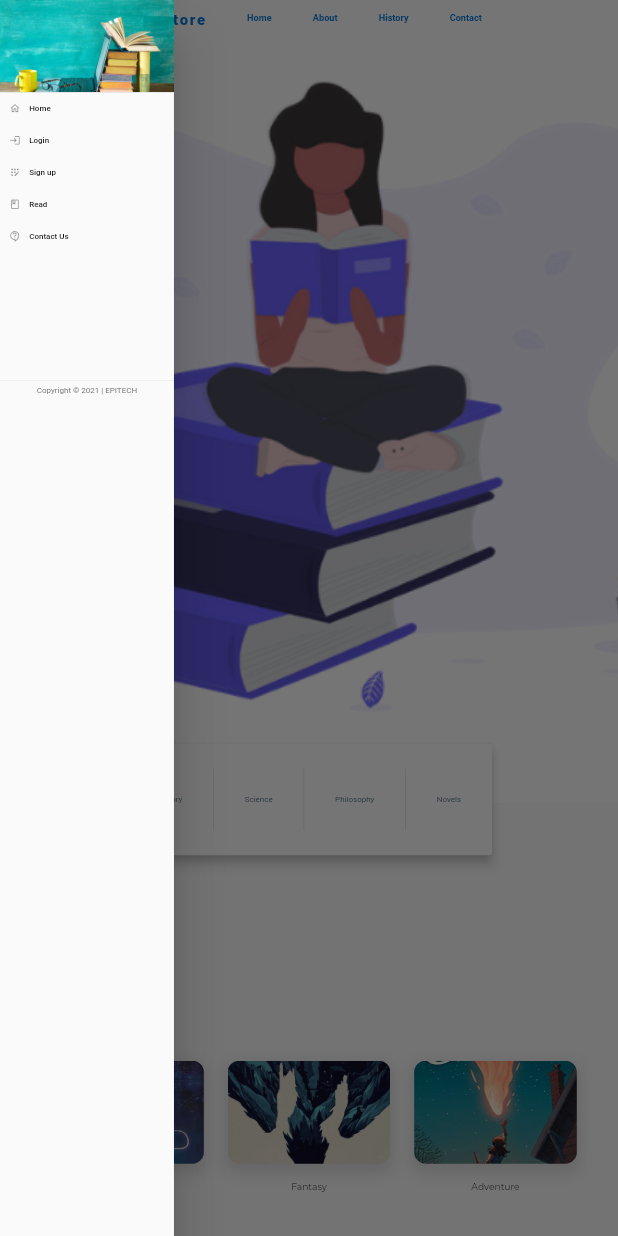
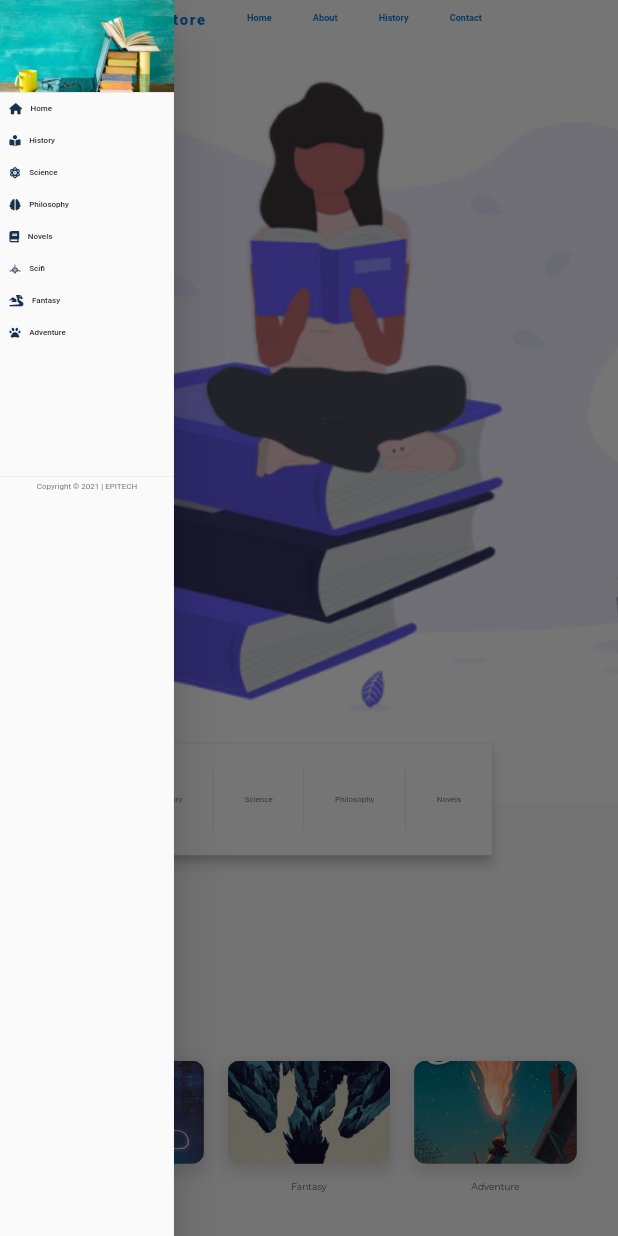
Before and after one commit to ArtElect/Flutter-II, a Flutter app: the screen it shows after launch, with the side drawer open, on a phone screen of 412 x 824 dp. Run offline on Flutter 3.47's test engine with Material 2 defaults, Android fonts, the light colour scheme and no system bars; our stand-ins replace carousel_slider, font_awesome_flutter, responsive_framework; Roboto replaces fonts that are missing (Raleway).

Commit message:
[MOD]: rebuilt navigation system, more dynamic

```diff
--- a/myapp/lib/src/app.dart
+++ b/myapp/lib/src/app.dart
@@ -27,7 +27,7 @@ class MyApp extends StatelessWidget {
         ],
       ),
       initialRoute: PageRoutes.home,
-      onGenerateRoute: Routes.generateRoute,
+      onGenerateRoute: (setting) => Routes().generateRoute(setting),
     );
   }
 }
--- a/myapp/lib/src/config/colors.dart
+++ b/myapp/lib/src/config/colors.dart
@@ -6,6 +6,7 @@ class AppColors {
   static const Color drawerDivierColor = Colors.black;
   static Color? drawerFooterColor = Colors.grey[600];
   static const Color drawerButtonColor = Colors.blue;
+  static const Color navigationButtonsColor = Color(0xFF183153);
 
   //top menu
   static const Color topBarTitleColor = Color(0xFF077bd7);
--- a/myapp/lib/src/navigationDrawer/drawer_body_item.dart
+++ b/myapp/lib/src/navigationDrawer/drawer_body_item.dart
@@ -1,11 +1,12 @@
 import 'package:flutter/material.dart';
+import 'package:font_awesome_flutter/font_awesome_flutter.dart';
 import 'package:myapp/src/config/colors.dart';
 
-Widget buildDrawerBodyItem({required IconData icon, required String text, required GestureTapCallback? onTap}) {
+Widget buildDrawerBodyItem({required FaIcon icon, required String text, required GestureTapCallback? onTap}) {
   return ListTile(
     title: Row(
       children: [
-        Icon(icon, size: 20.0,),
+        icon,
         Padding(
           padding: const EdgeInsets.only(left: 15.0),
           child: Text(text, style: const TextStyle(color: AppColors.drawerTextColor, fontSize: 14),),
--- a/myapp/lib/src/navigationDrawer/navigation_drawer.dart
+++ b/myapp/lib/src/navigationDrawer/navigation_drawer.dart
@@ -1,43 +1,57 @@
 import 'package:flutter/material.dart';
+import 'package:font_awesome_flutter/font_awesome_flutter.dart';
 import 'package:myapp/src/config/colors.dart';
 import 'package:myapp/src/routes/page_routes.dart';
 import 'package:myapp/src/navigationDrawer/drawer_body_item.dart';
 import 'package:myapp/src/navigationDrawer/drawer_header.dart';
 
 class NavigationDrawer extends StatelessWidget {
-  const NavigationDrawer({Key? key}) : super(key: key);
+  NavigationDrawer({Key? key}) : super(key: key);
+
+  final List<String> items = [
+    'Home',
+    'History',
+    'Science',
+    'Philosophy',
+    'Novels',
+    'Scifi',
+    'Fantasy',
+    'Adventure'
+  ];
+  final List<FaIcon> icons = [
+    const FaIcon(FontAwesomeIcons.house, color: AppColors.navigationButtonsColor, size: 20.0,),
+    const FaIcon(FontAwesomeIcons.bookOpenReader, color: AppColors.navigationButtonsColor, size: 20.0,),
+    const FaIcon(FontAwesomeIcons.atom, color: AppColors.navigationButtonsColor, size: 20.0,),
+    const FaIcon(FontAwesomeIcons.brain, color: AppColors.navigationButtonsColor, size: 20.0,),
+    const FaIcon(FontAwesomeIcons.book, color: AppColors.navigationButtonsColor, size: 20.0,),
+    const FaIcon(FontAwesomeIcons.galacticSenate, color: AppColors.navigationButtonsColor, size: 20.0,),
+    const FaIcon(FontAwesomeIcons.dragon, color: AppColors.navigationButtonsColor, size: 20.0,),
+    const FaIcon(FontAwesomeIcons.paw, color: AppColors.navigationButtonsColor, size: 20.0,)
+  ];
+  final List<String> routeNames = [
+    PageRoutes.home,
+    PageRoutes.history,
+    PageRoutes.science,
+    PageRoutes.philosophy,
+    PageRoutes.novels,
+    PageRoutes.scifi,
+    PageRoutes.fantasy,
+    PageRoutes.adventure
+  ];
 
   @override
   Widget build(BuildContext context) {
+
     return Drawer(
       child: ListView(
         padding: EdgeInsets.zero,
         children: [
           buildDrawerHeader(),
+          for (int i = 0; i < items.length; i++)
           buildDrawerBodyItem(
-            icon: Icons.home_outlined,
-            text: 'Home',
-            onTap: () => Navigator.popAndPushNamed(context, PageRoutes.home),
-          ),
-          buildDrawerBodyItem(
-            icon: Icons.login,
-            text: 'Login',
-            onTap: () => Navigator.popAndPushNamed(context, PageRoutes.login),
-          ),
-          buildDrawerBodyItem(
-            icon: Icons.app_registration_rounded,
-            text: 'Sign up',
-            onTap: () => Navigator.popAndPushNamed(context, PageRoutes.register),
-          ),
-          buildDrawerBodyItem(
-            icon: Icons.book_outlined,
-            text: 'Read',
-            onTap: () => Navigator.popAndPushNamed(context, PageRoutes.read),
-          ),
-          buildDrawerBodyItem(
-            icon: Icons.contact_support_outlined,
-            text: 'Contact Us',
-            onTap: () => Navigator.popAndPushNamed(context, PageRoutes.contact),
+            icon: icons[i],
+            text: items[i],
+            onTap: () => Navigator.popAndPushNamed(context, routeNames[i]),
           ),
           SizedBox(height: MediaQuery.of(context).size.height * 0.1,),
           const Divider(color: AppColors.drawerDivierColor, thickness: 0.08,),
--- a/myapp/lib/src/routes/page_routes.dart
+++ b/myapp/lib/src/routes/page_routes.dart
@@ -1,7 +1,11 @@
 class PageRoutes {
   static const String home = '/';
-  static const String login = '/login';
-  static const String register = '/register';
-  static const String read = '/read';
-  static const String contact = '/contact';
+  static const String history = '/history';
+  static const String science = '/science';
+  static const String philosophy = '/philosophy';
+  static const String novels = '/novels';
+  static const String scifi = '/scifi';
+  static const String fantasy = '/fantasy';
+  static const String adventure = '/adventure';
+  static const String detail = '/detail';
 }
--- a/myapp/lib/src/routes/router.dart
+++ b/myapp/lib/src/routes/router.dart
@@ -1,23 +1,35 @@
 import 'package:flutter/material.dart';
-import 'package:myapp/src/navigationDrawer/navigation_drawer.dart';
 import 'package:myapp/src/routes/page_routes.dart';
 import 'package:myapp/src/screens/home/home.dart';
 
 class Routes {
-  static Route<dynamic> generateRoute(RouteSettings settings) {
+
+  static Route routeBuilder(RouteSettings settings, Widget page) => PageRouteBuilder(
+    settings: settings,
+    pageBuilder: (context, _, __) => page,
+    transitionsBuilder: (context, opacity, _, child) => FadeTransition(opacity: opacity, child: child)
+  );
+
+  Route<dynamic> generateRoute(RouteSettings settings) {
     switch (settings.name) {
       case PageRoutes.home:
-        return PageRouteBuilder(
-          settings: settings,
-          pageBuilder: (context, _, __) => const HomePage(),
-          transitionsBuilder: (context, opacity, _, child) => FadeTransition(opacity: opacity, child: child)
-        );
-      case PageRoutes.login:
-        return PageRouteBuilder(
-          settings: settings,
-          pageBuilder: (context, _, __) => const Scaffold(drawer: NavigationDrawer(),),
-          transitionsBuilder: (context, opacity, _, child) => FadeTransition(opacity: opacity, child: child)
-        );
+        return routeBuilder(settings, const HomePage());
+      case PageRoutes.history:
+        return routeBuilder(settings, Container());
+      case PageRoutes.science:
+        return routeBuilder(settings, Container());
+      case PageRoutes.philosophy:
+        return routeBuilder(settings, Container());
+      case PageRoutes.novels:
+        return routeBuilder(settings, Container());
+      case PageRoutes.scifi:
+        return routeBuilder(settings, Container());
+      case PageRoutes.fantasy:
+        return routeBuilder(settings, Container());
+      case PageRoutes.adventure:
+        return routeBuilder(settings, Container());
+      case PageRoutes.detail:
+        return routeBuilder(settings, Container());
       default:
         return unknownPage();
     }
--- a/myapp/lib/src/screens/home/home.dart
+++ b/myapp/lib/src/screens/home/home.dart
@@ -42,7 +42,7 @@ class _HomePageState extends State<HomePage> {
       ? SmallTopBar(opacity: _opacity,)
       : LargeTopBar(screenSize: screenSize, opacity: _opacity,),
       drawerEdgeDragWidth: 0,
-      drawer: const NavigationDrawer(),
+      drawer: NavigationDrawer(),
       body: SingleChildScrollView(
         controller: _scrollController,
         child: Column(
```
